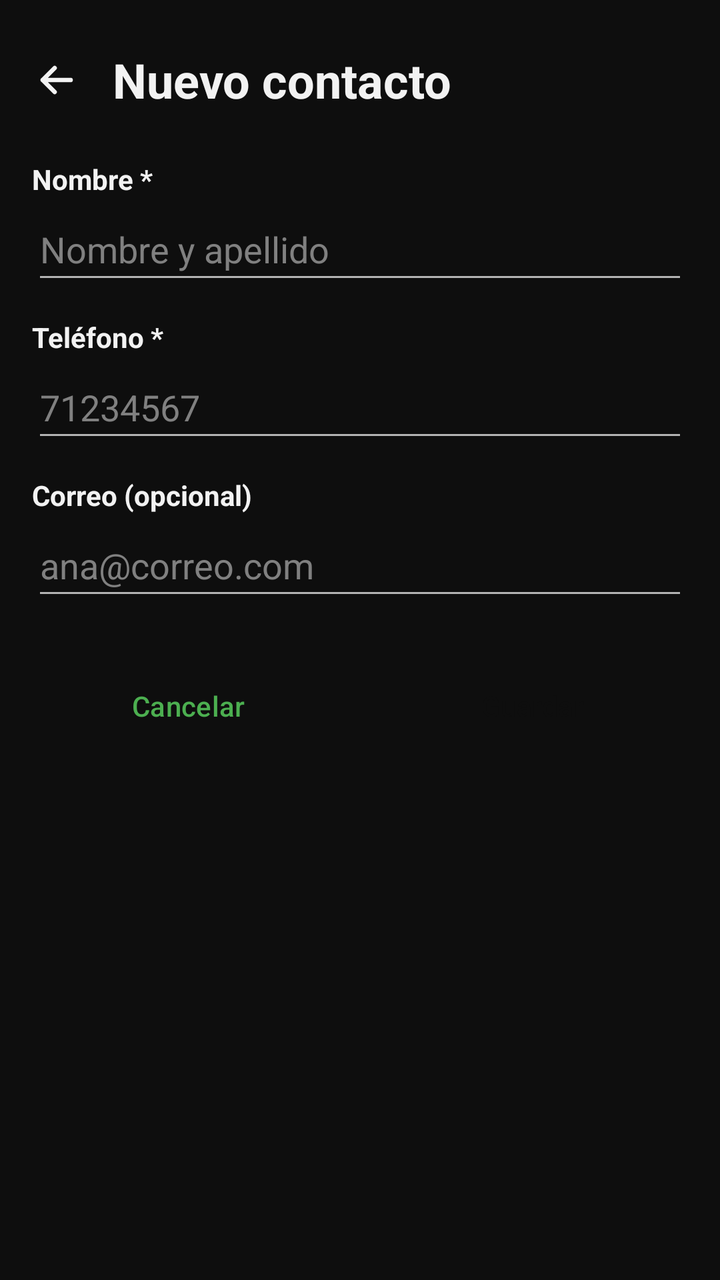
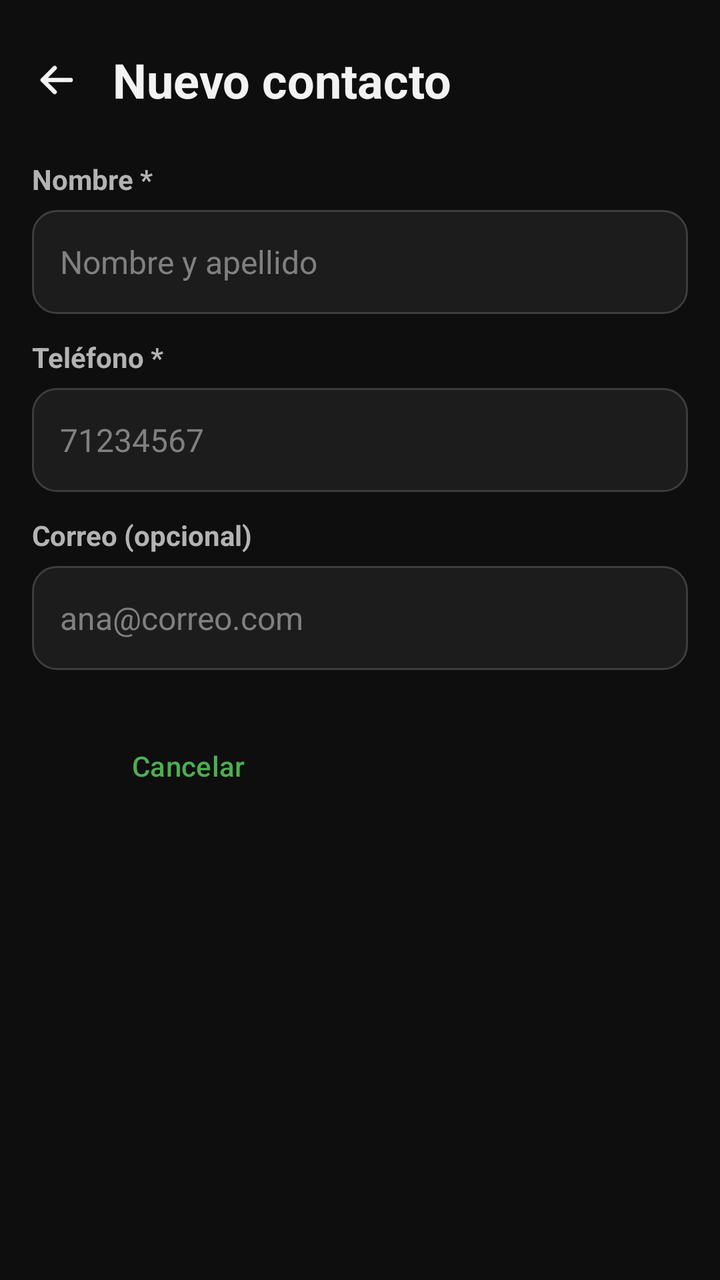

The first picture is an Android layout as it rendered before a commit; the second is the same layout after the commit. The layout source and the unified diff follow.
<!-- AndroidManifest.xml: application theme Theme.AgendaPersonal -->
<!-- res/layout/activity_contacto_form.xml -->
<?xml version="1.0" encoding="utf-8"?>
<ScrollView xmlns:android="http://schemas.android.com/apk/res/android"
    xmlns:tools="http://schemas.android.com/tools"
    android:id="@+id/main"
    android:layout_width="match_parent"
    android:layout_height="match_parent"
    tools:context=".vista.ContactoFormActivity">

    
    <LinearLayout
        android:layout_width="match_parent"
        android:layout_height="wrap_content"
        android:orientation="vertical"
        android:padding="16dp">

        
        <LinearLayout
            android:layout_width="match_parent"
            android:layout_height="wrap_content"
            android:layout_marginStart="-12dp"
            android:layout_marginBottom="16dp"
            android:gravity="center_vertical"
            android:orientation="horizontal">

            <include layout="@layout/boton_volver" />

            <TextView
                android:id="@+id/tvTitulo"
                android:layout_width="0dp"
                android:layout_height="wrap_content"
                android:layout_weight="1"
                android:text="@string/titulo_nuevo_contacto"
                android:textSize="24sp"
                android:textStyle="bold" />
        </LinearLayout>

        
        <TextView
            android:layout_width="wrap_content"
            android:layout_height="wrap_content"
            android:text="@string/etiqueta_nombre"
            android:textStyle="bold" />

        <EditText
            android:id="@+id/etNombre"
            android:layout_width="match_parent"
            android:layout_height="wrap_content"
            android:layout_marginBottom="12dp"
            android:autofillHints="name"
            android:hint="@string/pista_nombre"
            android:inputType="textPersonName|textCapWords"
            android:minHeight="48dp" />

        
        <TextView
            android:layout_width="wrap_content"
            android:layout_height="wrap_content"
            android:text="@string/etiqueta_telefono"
            android:textStyle="bold" />

        <EditText
            android:id="@+id/etTelefono"
            android:layout_width="match_parent"
            android:layout_height="wrap_content"
            android:layout_marginBottom="12dp"
            android:autofillHints="phone"
            android:hint="@string/pista_telefono"
            android:inputType="phone"
            android:maxLength="8"
            android:minHeight="48dp" />

        
        <TextView
            android:layout_width="wrap_content"
            android:layout_height="wrap_content"
            android:text="@string/etiqueta_correo"
            android:textStyle="bold" />

        <EditText
            android:id="@+id/etCorreo"
            android:layout_width="match_parent"
            android:layout_height="wrap_content"
            android:layout_marginBottom="24dp"
            android:autofillHints="emailAddress"
            android:hint="@string/pista_correo"
            android:inputType="textEmailAddress"
            android:minHeight="48dp" />

        
        <LinearLayout
            android:layout_width="match_parent"
            android:layout_height="wrap_content"
            android:orientation="horizontal">

            <Button
                android:id="@+id/btnCancelar"
                style="@style/BotonSecundario"
                android:layout_width="0dp"
                android:layout_height="wrap_content"
                android:layout_marginEnd="8dp"
                android:layout_weight="1"
                android:minHeight="48dp"
                android:text="@string/btn_cancelar" />

            <Button
                android:id="@+id/btnGuardar"
                style="@style/BotonPrincipal"
                android:layout_width="0dp"
                android:layout_height="wrap_content"
                android:layout_marginStart="8dp"
                android:layout_weight="1"
                android:minHeight="48dp"
                android:text="@string/btn_guardar" />
        </LinearLayout>
    </LinearLayout>
</ScrollView>
<!-- res/layout/boton_volver.xml (included above) -->
<?xml version="1.0" encoding="utf-8"?>
<ImageButton xmlns:android="http://schemas.android.com/apk/res/android"
    android:id="@+id/btnVolver"
    android:layout_width="48dp"
    android:layout_height="48dp"
    android:layout_marginEnd="4dp"
    android:background="?attr/selectableItemBackgroundBorderless"
    android:contentDescription="@string/volver"
    android:src="@drawable/ic_flecha_atras" />
<!-- resources referenced by this layout -->
<resources>
  <!-- drawable ic_flecha_atras (drawable) -->
  <?xml version="1.0" encoding="utf-8"?>
  <vector xmlns:android="http://schemas.android.com/apk/res/android"
      android:width="24dp"
      android:height="24dp"
      android:viewportWidth="24"
      android:viewportHeight="24">
  
      
      <path
          android:pathData="M19,12 L5,12 M11,6 L5,12 L11,18"
          android:strokeLineCap="round"
          android:strokeLineJoin="round"
          android:strokeWidth="2.2"
          android:strokeColor="@color/texto" />
  </vector>
  <string name="btn_cancelar">Cancelar</string>
  <string name="btn_guardar">Guardar</string>
  <string name="etiqueta_correo">Correo (opcional)</string>
  <string name="etiqueta_nombre">Nombre *</string>
  <string name="etiqueta_telefono">Teléfono *</string>
  <string name="pista_correo">ana@correo.com</string>
  <string name="pista_nombre">Nombre y apellido</string>
  <string name="pista_telefono">71234567</string>
  <string name="titulo_nuevo_contacto">Nuevo contacto</string>
  <string name="volver">Volver</string>
  <style name="BotonPrincipal" parent="Widget.Material3.Button">
          <item name="android:minHeight">48dp</item>
          <item name="backgroundTint">@color/verde</item>
          <item name="android:textColor">@color/texto_sobre_verde</item>
      </style>
  <style name="BotonSecundario" parent="Widget.Material3.Button.OutlinedButton">
          <item name="android:minHeight">48dp</item>
          <item name="strokeColor">@color/verde</item>
          <item name="android:textColor">@color/verde</item>
      </style>
  <style name="Theme.AgendaPersonal" parent="Base.Theme.AgendaPersonal" />
  <color name="texto">#FFF2F2F2</color>
  <color name="verde">#FF4CAF50</color>
  <color name="texto_sobre_verde">#FF0E0E0E</color>
  <color name="verde_oscuro">#FF2E7D32</color>
  <color name="fondo">#FF0E0E0E</color>
  <color name="tarjeta">#FF1C1C1C</color>
  <color name="texto_secundario">#FFB3B3B3</color>
  <color name="tarjeta_alta">#FF262626</color>
  <color name="borde">#FF3D3D3D</color>
  <color name="texto_pista">#FF808080</color>
  <!-- unchanged entries left out for length: 1 -->
</resources>

<!-- the commit's change to res/layout/activity_contacto_form.xml (unified diff, before → after) -->
@@ -39,52 +39,55 @@
             android:layout_width="wrap_content"
             android:layout_height="wrap_content"
             android:text="@string/etiqueta_nombre"
+            style="@style/EtiquetaCampo"
             android:textStyle="bold" />
 
         <EditText
             android:id="@+id/etNombre"
+            style="@style/CajaCampo"
             android:layout_width="match_parent"
             android:layout_height="wrap_content"
             android:layout_marginBottom="12dp"
             android:autofillHints="name"
             android:hint="@string/pista_nombre"
-            android:inputType="textPersonName|textCapWords"
-            android:minHeight="48dp" />
+            android:inputType="textPersonName|textCapWords" />
 
         
         <TextView
             android:layout_width="wrap_content"
             android:layout_height="wrap_content"
             android:text="@string/etiqueta_telefono"
+            style="@style/EtiquetaCampo"
             android:textStyle="bold" />
 
         <EditText
             android:id="@+id/etTelefono"
+            style="@style/CajaCampo"
             android:layout_width="match_parent"
             android:layout_height="wrap_content"
             android:layout_marginBottom="12dp"
             android:autofillHints="phone"
             android:hint="@string/pista_telefono"
             android:inputType="phone"
-            android:maxLength="8"
-            android:minHeight="48dp" />
+            android:maxLength="8" />
 
         
         <TextView
             android:layout_width="wrap_content"
             android:layout_height="wrap_content"
             android:text="@string/etiqueta_correo"
+            style="@style/EtiquetaCampo"
             android:textStyle="bold" />
 
         <EditText
             android:id="@+id/etCorreo"
+            style="@style/CajaCampo"
             android:layout_width="match_parent"
             android:layout_height="wrap_content"
             android:layout_marginBottom="24dp"
             android:autofillHints="emailAddress"
             android:hint="@string/pista_correo"
-            android:inputType="textEmailAddress"
-            android:minHeight="48dp" />
+            android:inputType="textEmailAddress" />
 
         
         <LinearLayout
<!-- resource entries referenced after the edit -->
@@ -36,10 +36,51 @@
           <item name="strokeColor">@color/verde</item>
           <item name="android:textColor">@color/verde</item>
       </style>
+  <style name="CajaCampo">
+          <item name="android:layout_width">match_parent</item>
+          <item name="android:layout_height">wrap_content</item>
+          <item name="android:background">@drawable/caja_campo</item>
+          <item name="android:drawablePadding">12dp</item>
+          <item name="android:minHeight">52dp</item>
+          <item name="android:paddingHorizontal">14dp</item>
+          <item name="android:paddingVertical">12dp</item>
+          <item name="android:textColor">@color/texto</item>
+          <item name="android:textSize">16sp</item>
+      </style>
+  <style name="EtiquetaCampo">
+          <item name="android:layout_width">wrap_content</item>
+          <item name="android:layout_height">wrap_content</item>
+          <item name="android:layout_marginBottom">6dp</item>
+          <item name="android:textColor">@color/texto_secundario</item>
+          <item name="android:textSize">14sp</item>
+          <item name="android:textStyle">bold</item>
+      </style>
   <style name="Theme.AgendaPersonal" parent="Base.Theme.AgendaPersonal" />
   <color name="texto">#FFF2F2F2</color>
   <color name="verde">#FF4CAF50</color>
   <color name="texto_sobre_verde">#FF0E0E0E</color>
+  <!-- drawable caja_campo (drawable) -->
+  <?xml version="1.0" encoding="utf-8"?>
+  <selector xmlns:android="http://schemas.android.com/apk/res/android">
+      <item android:state_focused="true">
+          <shape android:shape="rectangle">
+              <corners android:radius="12dp" />
+              <solid android:color="@color/tarjeta" />
+              <stroke
+                  android:width="2dp"
+                  android:color="@color/verde" />
+          </shape>
+      </item>
+      <item>
+          <shape android:shape="rectangle">
+              <corners android:radius="12dp" />
+              <solid android:color="@color/tarjeta" />
+              <stroke
+                  android:width="1dp"
+                  android:color="@color/borde" />
+          </shape>
+      </item>
+  </selector>
   <color name="verde_oscuro">#FF2E7D32</color>
   <color name="fondo">#FF0E0E0E</color>
   <color name="tarjeta">#FF1C1C1C</color>
